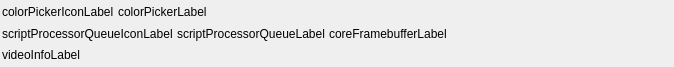
Before: the Qt Designer form src/script_status_bar_widget/script_status_bar_widget.ui in YomikoR/VapourSynth-Editor, drawn with Qt 5.
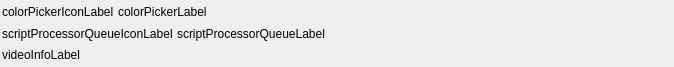
After: the same form once the commit is applied.

Commit message: Remove the core framebuffer monitoring. Remove jobs table columns auto adjustment. Optimize jobs table updates.

Diff of the .ui file:
```diff
--- a/src/script_status_bar_widget/script_status_bar_widget.ui
+++ b/src/script_status_bar_widget/script_status_bar_widget.ui
@@ -115,13 +115,6 @@
         </property>
        </widget>
       </item>
-      <item>
-       <widget class="QLabel" name="coreFramebufferLabel">
-        <property name="text">
-         <string>coreFramebufferLabel</string>
-        </property>
-       </widget>
-      </item>
       <item>
        <spacer name="horizontalSpacer">
         <property name="orientation">
```
The commit also changes 11 other files.
